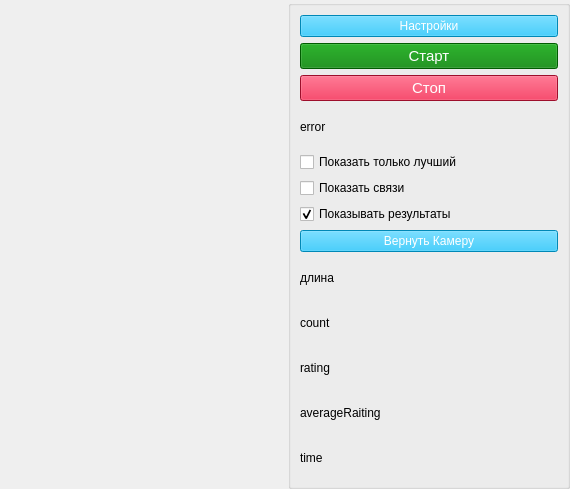
First picture: the form in scene/mainwindow.ui, repository Gid32/ProteinFolding, before the edit.
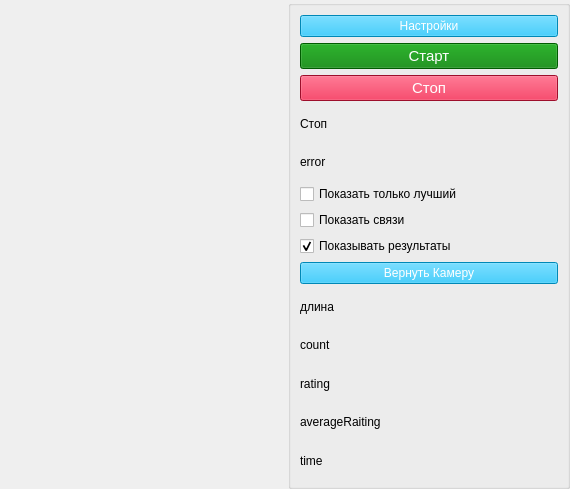
Second picture: the form after the edit.

Commit message: status start stop

Patch:
```diff
--- a/scene/mainwindow.ui
+++ b/scene/mainwindow.ui
@@ -102,6 +102,13 @@
             </property>
            </widget>
           </item>
+          <item>
+           <widget class="QLabel" name="status">
+            <property name="text">
+             <string>Стоп</string>
+            </property>
+           </widget>
+          </item>
           <item>
            <widget class="QLabel" name="error">
             <property name="text">
```
The commit also changes 6 other files.
